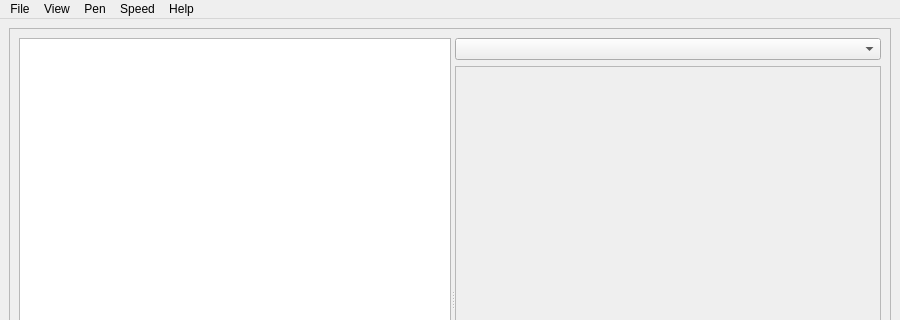
This is data/ui/pynguin.ui in aresnick/pynguin as Qt 5 draws it before an edit; both pictures show x 0 to 900 and y 0 to 320 of the 900 by 600 pixel window. The edited form follows.
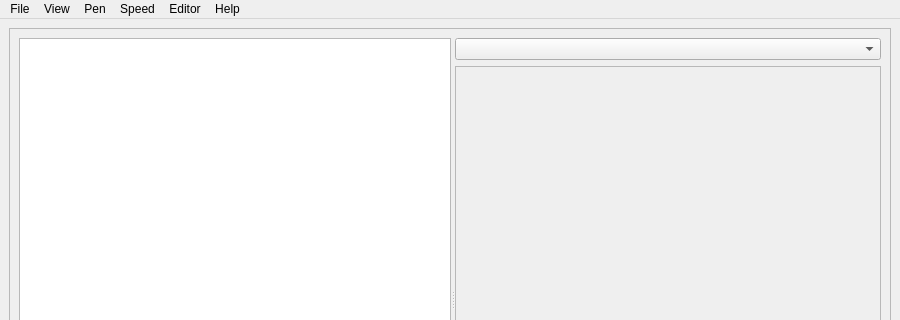
This is the edited form.

Commit message: create separate Editor menu

```diff
--- a/data/ui/pynguin.ui
+++ b/data/ui/pynguin.ui
@@ -204,7 +204,11 @@
     <addaction name="actionZoom_in"/>
     <addaction name="actionZoom_out"/>
     <addaction name="actionZoom_to_100"/>
-    <addaction name="separator"/>
+   </widget>
+   <widget class="QMenu" name="editormenu">
+    <property name="title">
+     <string>Editor</string>
+    </property>
     <addaction name="actionWordwrap"/>
     <addaction name="actionZoom_in_editor"/>
     <addaction name="actionZoom_out_editor"/>
@@ -213,6 +217,7 @@
    <addaction name="viewmenu"/>
    <addaction name="penmenu"/>
    <addaction name="speedmenu"/>
+   <addaction name="editormenu"/>
    <addaction name="helpmenu"/>
   </widget>
   <widget class="QStatusBar" name="statusbar"/>
```
Left out of the diff: 43 changed lines with no effect on the pictures.
